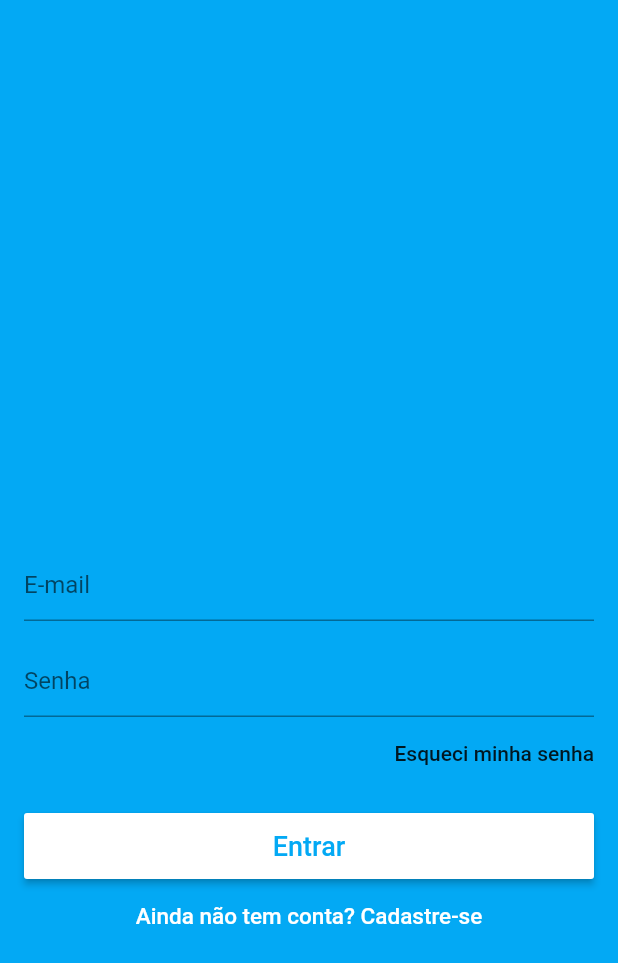
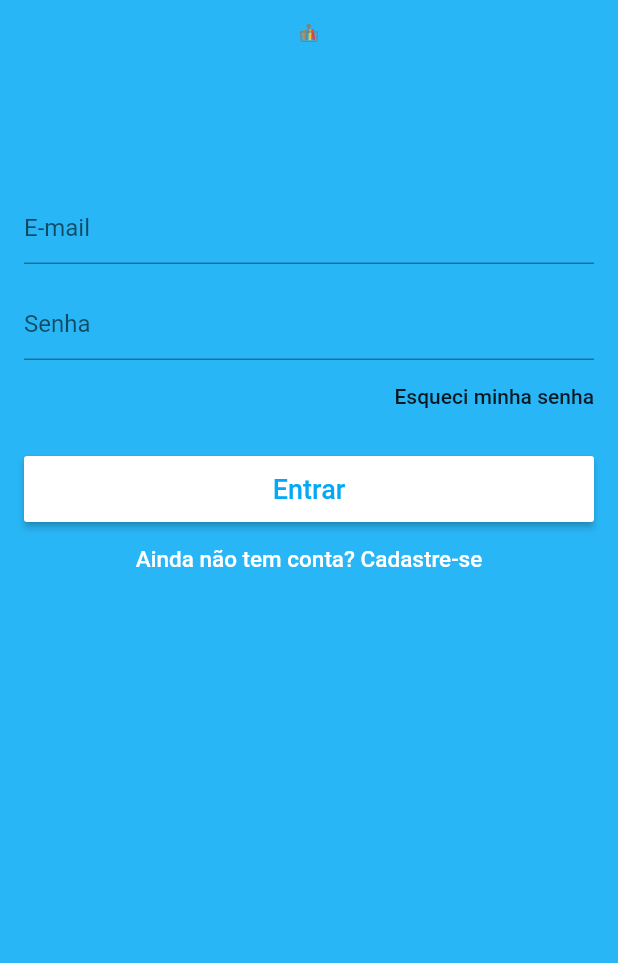
Before and after one commit to AdoniasLemos/mercado_artesao_app, a Flutter app: the screen it shows after launch, in the side drawer, after a tap on "Entre ou cadastre-se >", on a phone screen of 412 x 824 dp. Shown: the top 963 px of the screen. Run offline on Flutter 3.47's test engine with Material 2 defaults, Android fonts, the phone set to English and light mode, and no system bars; our stand-ins replace carousel_pro, carousel_slider, cloud_firestore, firebase_auth, transparent_image; accounts and stored records are empty.

Commit message:
padronizando a cor e melhores em alguns pontos como a tela de login e logo

```diff
--- a/lib/screens/category_screen.dart
+++ b/lib/screens/category_screen.dart
@@ -15,7 +15,7 @@ class CategoryScreen extends StatelessWidget {
       length: 2,
       child: Scaffold(
           appBar: AppBar(
-            backgroundColor: Colors.blueAccent,
+            backgroundColor: Colors.lightBlue,
             title: Text(snapshot.data["title"]),
             centerTitle: true,
             bottom: TabBar(
--- a/lib/screens/home_screen.dart
+++ b/lib/screens/home_screen.dart
@@ -23,7 +23,7 @@ class HomeScreen extends StatelessWidget {
         Scaffold(
           appBar: AppBar(
             title: Text("Categorias"),
-            backgroundColor: Colors.blueAccent,
+            backgroundColor: Colors.lightBlue,
             centerTitle: true,
           ),
           drawer: CustomDrawer(_pageController),
@@ -41,7 +41,7 @@ class HomeScreen extends StatelessWidget {
         ),
         Scaffold(
           appBar: AppBar(
-            backgroundColor: Colors.blueAccent,
+            backgroundColor: Colors.lightBlue,
             title: Text("Meus Pedidos"),
             centerTitle: true,
           ),
--- a/lib/screens/login_screen.dart
+++ b/lib/screens/login_screen.dart
@@ -19,7 +19,7 @@ class _LoginScreenState extends State<LoginScreen> {
   Widget build(BuildContext context) {
     return Scaffold(
         key: _scaffoldKey,
-        backgroundColor: Colors.lightBlue,
+        backgroundColor: Colors.lightBlue[400],
         body: ScopedModelDescendant<UserModel>(
           builder: (context, child, model) {
             if (model.isLoading)
@@ -33,11 +33,18 @@ class _LoginScreenState extends State<LoginScreen> {
                 padding: EdgeInsets.all(16.0),
                 children: <Widget>[
                   SizedBox(
-                    height: 350.0,
+                    width: 28.0,
+                    height: 12.0,
+                    child: Image.asset("assets/logo.png"),
+                  ),
+                  SizedBox(
+
+                    height: 100.0,
                   ),
                   TextFormField(
                     controller: _emailController,
-                    decoration: InputDecoration(hintText: "E-mail"),
+                    decoration: InputDecoration(
+                        hintText: "E-mail", fillColor: Colors.white),
                     keyboardType: TextInputType.emailAddress,
                     validator: (text) {
                       if (text.isEmpty || !text.contains("@"))
--- a/lib/screens/order_screen.dart
+++ b/lib/screens/order_screen.dart
@@ -10,6 +10,7 @@ class OrderScreen extends StatelessWidget {
   Widget build(BuildContext context) {
     return Scaffold(
       appBar: AppBar(
+        backgroundColor: Colors.lightBlue,
         title: Text("Pedido Realizado"),
         centerTitle: true,
       ),
--- a/lib/screens/product_screen.dart
+++ b/lib/screens/product_screen.dart
@@ -32,7 +32,7 @@ class _ProductScreenState extends State<ProductScreen> {
 
     return Scaffold(
       appBar: AppBar(
-        backgroundColor: Colors.blueAccent,
+        backgroundColor: Colors.lightBlue,
         title: Text(product.title),
         centerTitle: true,
       ),
--- a/lib/tabs/home_tab.dart
+++ b/lib/tabs/home_tab.dart
@@ -1,14 +1,31 @@
+import 'package:carousel_slider/carousel_slider.dart';
 import 'package:flutter/material.dart';
-
+import 'package:mercado_artesao/datas/product_data.dart';
 import 'package:cloud_firestore/cloud_firestore.dart';
 import 'package:flutter_staggered_grid_view/flutter_staggered_grid_view.dart';
 import 'package:transparent_image/transparent_image.dart';
 
-class HomeTab extends StatelessWidget {
+class HomeTab extends StatefulWidget {
+
+  @override
+  HomeTabState createState() {
+    return new HomeTabState(); // there is no need of new here, we are already using Dart 2.0 +
+  }
+}
+
+class HomeTabState extends State<HomeTab> {
+
+  List<String> images;
+  List<ProductData> product;
+
+  @override
+  void initState() {
+    super.initState();
+
+  }
+
   @override
   Widget build(BuildContext context) {
-
-
     return Stack(
       children: <Widget>[
         CustomScrollView(
@@ -16,48 +33,12 @@ class HomeTab extends StatelessWidget {
             SliverAppBar(
               floating: true,
               snap: true,
-              backgroundColor: Colors.blueAccent,
+              backgroundColor: Colors.lightBlue,
               elevation: 0.0,
               flexibleSpace: FlexibleSpaceBar(
                 title: const Text("Mercado Artesão"),
               ),
             ),
-            FutureBuilder<QuerySnapshot>(
-              future: Firestore.instance
-                  .collection("home").orderBy("pos").getDocuments(),
-              builder: (context, snapshot){
-                if(!snapshot.hasData)
-                  return SliverToBoxAdapter(
-                    child: Container(
-                      height: 200.0,
-                      alignment: Alignment.center,
-                      child: CircularProgressIndicator(
-                        valueColor: AlwaysStoppedAnimation<Color>(Colors.white),
-                      ),
-                    ),
-                  );
-                else
-                  return SliverStaggeredGrid.count(
-                    crossAxisCount: 2,
-                    mainAxisSpacing: 1.0,
-                    crossAxisSpacing: 1.0,
-                    staggeredTiles: snapshot.data.documents.map(
-                            (doc){
-                          return StaggeredTile.count(doc.data["x"], doc.data["y"]);
-                        }
-                    ).toList(),
-                    children: snapshot.data.documents.map(
-                            (doc){
-                          return FadeInImage.memoryNetwork(
-                            placeholder: kTransparentImage,
-                            image: doc.data["image"],
-                            fit: BoxFit.cover,
-                          );
-                        }
-                    ).toList(),
-                  );
-              },
-            )
           ],
         )
       ],
--- a/lib/tiles/drawer_tile.dart
+++ b/lib/tiles/drawer_tile.dart
@@ -26,7 +26,7 @@ class DrawerTile extends StatelessWidget {
                 icon,
                 size: 32.0,
                 color: controller.page.round() == page ?
-                Theme.of(context).primaryColor : Colors.grey[700],
+                Colors.lightBlue[400] : Colors.grey[400],
               ),
               SizedBox(width: 32.0,),
               Text(
@@ -34,7 +34,7 @@ class DrawerTile extends StatelessWidget {
                 style: TextStyle(
                   fontSize: 16.0,
                   color: controller.page.round() == page ?
-                  Theme.of(context).primaryColor : Colors.grey[700],
+                  Colors.lightBlue[400] : Colors.grey[400],
                 ),
               )
             ],
--- a/lib/widgets/custom_drawer.dart
+++ b/lib/widgets/custom_drawer.dart
@@ -43,7 +43,7 @@ class CustomDrawer extends StatelessWidget {
                       top: 8.0,
                       left: 0.0,
                       child: Text("Mercado\nArtesão",
-                        style: TextStyle(fontSize: 34.0, color: Colors.blueAccent, fontWeight: FontWeight.bold),
+                        style: TextStyle(fontSize: 34.0, color: Colors.lightBlue[400], fontWeight: FontWeight.bold),
                       ),
                     ),
                     Positioned(
@@ -66,7 +66,7 @@ class CustomDrawer extends StatelessWidget {
                                     "Entre ou cadastre-se >"
                                         : "Sair",
                                     style: TextStyle(
-                                        color: Theme.of(context).primaryColor,
+                                        color: Colors.lightBlue[400],
                                         fontSize: 16.0,
                                         fontWeight: FontWeight.bold
                                     ),
--- a/pubspec.yaml
+++ b/pubspec.yaml
@@ -52,8 +52,8 @@ flutter:
   uses-material-design: true
 
   # To add assets to your application, add an assets section, like this:
-  # assets:
-  #  - images/a_dot_burr.jpeg
+  assets:
+    - assets/logo.png
   #  - images/a_dot_ham.jpeg
 
   # An image asset can refer to one or more resolution-specific "variants", see
```
Also changed, not shown: lib/screens/signup_screen.dart (+16 -12 lines), lib/tabs/seller_tab.dart (+2 -6 lines), assets/logo.png (added).
